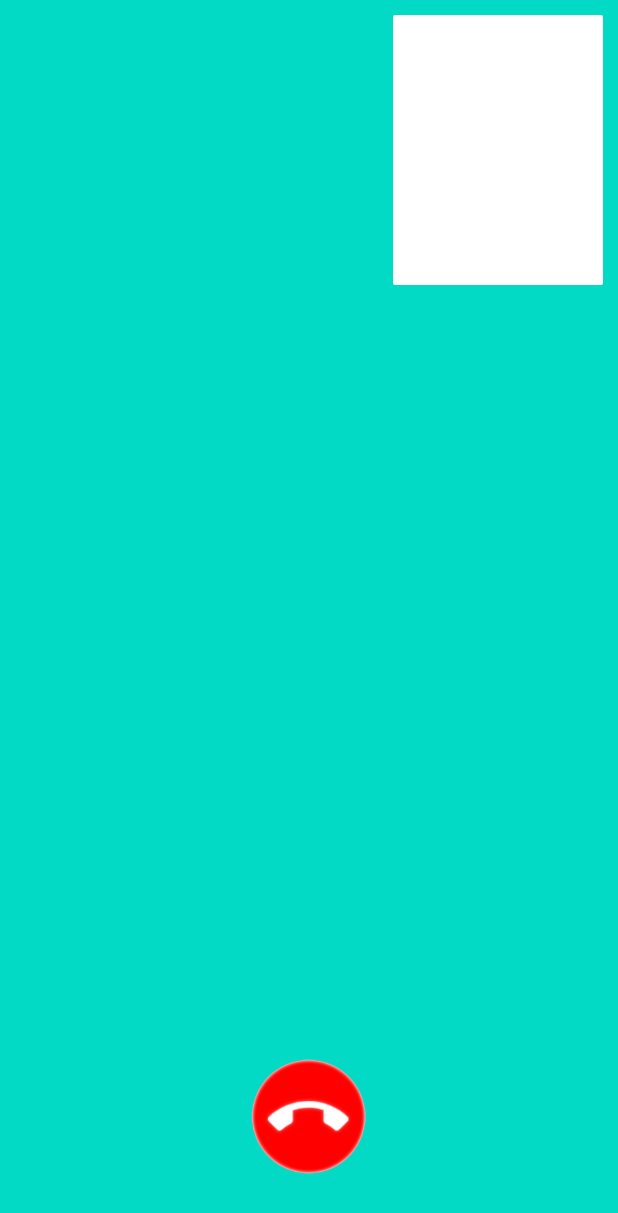
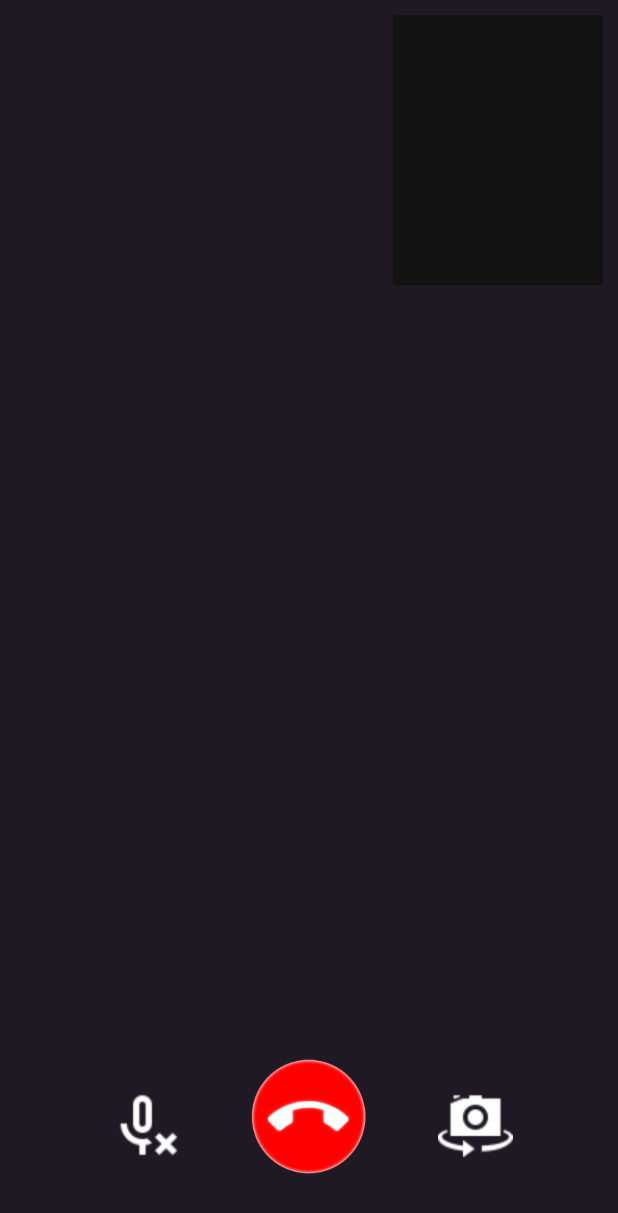
Before and after one commit to hsn6797/Magrooz-SufnaTech, an Android app: the VideoChatActivity screen opened directly, with no data from a screen before it, on a phone screen of 412 x 824 dp. Shown: the top 1213 px of the screen. Run offline under Robolectric (Android 15) with nearby library versions, the phone set to English and light mode, and no system bars; our stand-ins replace Firebase (no records; nobody signed in at launch, a user with empty details on screens opened directly); libraries missing offline, so code that uses them is left out: com.opentok.android, pub.devrel.easypermissions; network calls fail; 2 statements that could not run were skipped.

Commit message:
some work on video and start

```diff
--- a/app/build.gradle
+++ b/app/build.gradle
@@ -37,6 +37,8 @@ dependencies {
     implementation 'com.opentok.android:opentok-android-sdk:2.11.0'
     implementation 'pub.devrel:easypermissions:2.0.1'
     implementation 'com.android.volley:volley:1.1.1'
+    implementation 'com.github.ybq:Android-SpinKit:1.4.0'
+
 
 
 
--- a/app/src/main/java/com/sufnatech/magrooz/Activities/VideoChatActivity.java
+++ b/app/src/main/java/com/sufnatech/magrooz/Activities/VideoChatActivity.java
@@ -5,7 +5,9 @@ import androidx.appcompat.app.AppCompatActivity;
 
 
 import android.Manifest;
+import android.app.Dialog;
 import android.content.Intent;
+import android.hardware.Camera;
 import android.opengl.GLSurfaceView;
 import android.os.Bundle;
 import android.util.Log;
@@ -22,9 +24,11 @@ import com.google.firebase.firestore.FieldValue;
 import com.google.firebase.firestore.FirebaseFirestore;
 import com.google.firebase.firestore.auth.User;
 import com.opentok.android.BaseVideoRenderer;
+import com.opentok.android.Connection;
 import com.opentok.android.Publisher;
 import com.opentok.android.Subscriber;
 import com.opentok.android.SubscriberKit;
+import com.sufnatech.magrooz.Helpers.Dialog.AlertDialog;
 import com.sufnatech.magrooz.R;
 
 import com.opentok.android.OpentokError;
@@ -32,6 +36,7 @@ import com.opentok.android.PublisherKit;
 import com.opentok.android.Session;
 import com.opentok.android.Stream;
 
+import java.io.IOException;
 import java.util.HashMap;
 import java.util.Map;
 
@@ -43,10 +48,9 @@ public class VideoChatActivity extends AppCompatActivity  implements
         PublisherKit.PublisherListener,Subscriber.SubscriberListener{
 
 
-    public  static  String Log_tag = VideoChatActivity.class.getSimpleName();
+    public static  String Log_tag = VideoChatActivity.class.getSimpleName();
 
-    public  static String API_KEY = "46890114";
-
+    public static String API_KEY = "46890114";
 
     public static final int RC_setting = 124;
 
@@ -54,25 +58,18 @@ public class VideoChatActivity extends AppCompatActivity  implements
     FirebaseFirestore db;
 
 
-
-
     private FrameLayout subsciberContainer;
     private FrameLayout publisherContainer;
     private ImageButton EndCallButton;
+    private ImageButton swapcamera;
+    private ImageButton muteMIC;
+
+
 
 
     private static Publisher publisher;
     private Subscriber subscriber;
     private Session mSession;
-
-
-
-//    // Go to StartLiveTalkActivity with sessionID
-//    Intent intent = new Intent(StartLiveTalkActivity.this,VideoChatActivity.class);
-//                intent.putExtra("sessionID",map.get("sessionID").toString());
-//                intent.putExtra("sessionToken",map.get("sessionToken").toString());
-//                intent.putExtra("currentSessionTableID",currentSessionTableID);
-
 
     String SESSION_TABLE_ID = "";
     String SESSION_ID = "";
@@ -81,6 +78,8 @@ public class VideoChatActivity extends AppCompatActivity  implements
 
     String currentUserID = "";
     String UserType = "";
+    boolean mic_mute = false;
+
 
     private void init(){
 
@@ -101,23 +100,18 @@ public class VideoChatActivity extends AppCompatActivity  implements
         //getDB instanse here
         db = FirebaseFirestore.getInstance();
 
-        // deleteSessionfromDB();
 
         Log.i(Log_tag, "TABLEID: " + SESSION_TABLE_ID);
         Log.i(Log_tag, "TABLEUSER: " + UserType);
 
 
 
-
-
-
-
-
-
-
         subsciberContainer = (FrameLayout)findViewById(R.id.subsciberContainer);
         publisherContainer =(FrameLayout)findViewById(R.id.publisherContainer);
         EndCallButton =(ImageButton) findViewById(R.id.EndCall);
+        swapcamera =(ImageButton)findViewById(R.id.Swapcamera);
+        muteMIC =(ImageButton)findViewById(R.id.micMute);
+
 
 
         EndCallButton.setOnClickListener(new View.OnClickListener(){
@@ -129,6 +123,31 @@ public class VideoChatActivity extends AppCompatActivity  implements
             }
         });
 
+        swapcamera.setOnClickListener(new View.OnClickListener() {
+            @Override
+            public void onClick(View v) {
+
+                    publisher.swapCamera();
+
+            }
+        });
+        muteMIC.setOnClickListener(new View.OnClickListener() {
+            @Override
+            public void onClick(View v) {
+                if(mic_mute == false){
+                    mic_mute = true;
+                    publisher.setPublishAudio(false);
+                    muteMIC.setBackgroundResource(R.drawable.unmute);
+                }
+                else{
+                    mic_mute = false;
+                    publisher.setPublishAudio(true);
+                    muteMIC.setBackgroundResource(R.drawable.mute);
+                }
+            }
+        });
+
+
 
         request_permissions();
     }
@@ -139,7 +158,6 @@ public class VideoChatActivity extends AppCompatActivity  implements
 
             if (publisher != null && subscriber != null){
 
-                    deleteSessionfromDB();
                     mSession.unpublish(publisher);
                     mSession.unsubscribe(subscriber);
 
@@ -151,7 +169,6 @@ public class VideoChatActivity extends AppCompatActivity  implements
 
                 if (UserType.equals("P")){
 
-                    deleteSessionfromDB();
                     mSession.unpublish(publisher);
 
                 }
@@ -159,15 +176,12 @@ public class VideoChatActivity extends AppCompatActivity  implements
             }
             else if (subscriber != null){
                 if (UserType.equals("S")) {
-                    deleteSessionfromDB();
                     mSession.unpublish(publisher);
                     mSession.unsubscribe(subscriber);
 
                 }
             }
-//
-//        mSession.unpublish(publisher);
-//        mSession.unsubscribe(subscriber);
+
 
     }
 
@@ -216,12 +230,12 @@ public class VideoChatActivity extends AppCompatActivity  implements
     @Override
     public void onStreamCreated(PublisherKit publisherKit, Stream stream) {
 
+
     }
 
     @Override
     public void onStreamDestroyed(PublisherKit publisherKit, Stream stream) {
 
-           // deleteSessionfromDB();
         publisher = null;
             finish();
 
@@ -232,8 +246,14 @@ public class VideoChatActivity extends AppCompatActivity  implements
 
     }
 
+
+
     @Override
     public void onConnected(Session session) {
+
+        final Dialog dialog = AlertDialog.showLoadingDialog(VideoChatActivity.this);
+
+
 
             publisher = new Publisher.Builder(this).name("publisher").build();
             publisher.setPublisherListener(this);
@@ -249,8 +269,10 @@ public class VideoChatActivity extends AppCompatActivity  implements
             }
 
             session.publish(publisher);
+        }
 
-    }
+
+
 
     @Override
     public void onDisconnected(Session session) {
@@ -258,10 +280,13 @@ public class VideoChatActivity extends AppCompatActivity  implements
 
     }
 
+
     @Override
     public void onStreamReceived(Session session, Stream stream) {
 
+
         if(subscriber == null){
+
             subscriber = new Subscriber.Builder(this,stream).build();
             session.subscribe(subscriber);
             subscriber.setStyle(BaseVideoRenderer.STYLE_VIDEO_SCALE, BaseVideoRenderer.STYLE_VIDEO_FILL);
@@ -275,12 +300,9 @@ public class VideoChatActivity extends AppCompatActivity  implements
     public void onStreamDropped(Session session, Stream stream) {
 
         if (subscriber != null){
+
             subscriber = null;
             subsciberContainer.removeAllViews();
-
-               // deleteSessionfromDB();
-
-
 
             finish();
         }
@@ -321,14 +343,20 @@ public class VideoChatActivity extends AppCompatActivity  implements
                 });
     }
 
-//    @Override
-//    protected void onDestroy() {
-//        super.onDestroy();
-//
-//        mSession.unpublish(publisher);
-//        mSession.unsubscribe(subscriber);
-//
-//
-//    }
-//    ons
+    @Override
+    protected void onDestroy() {
+        super.onDestroy();
+
+        deleteSessionfromDB();
+
+
+
+
     }
+
+    @Override
+    public void onBackPressed() {
+        super.onBackPressed();
+        endCallFunction();
+    }
+}
--- a/app/src/main/res/drawable/custom_subs.xml
+++ b/app/src/main/res/drawable/custom_subs.xml
@@ -2,7 +2,7 @@
 <shape xmlns:android="http://schemas.android.com/apk/res/android">
 
 
-    <solid android:color="#FFFF"/>
+    <solid android:color="@color/SecondaryFragment"/>
     <corners android:radius="1dp"/>
 
 </shape>
--- a/app/src/main/res/layout/activity_video_chat.xml
+++ b/app/src/main/res/layout/activity_video_chat.xml
@@ -10,7 +10,7 @@
     <FrameLayout
         android:layout_width="match_parent"
         android:layout_height="match_parent"
-        android:background="@color/colorAccent">
+        android:background="@color/Mainfragment">
 
         <FrameLayout
             android:layout_width="match_parent"
@@ -47,6 +47,29 @@
 
         />
 
+    <ImageButton
+        android:layout_width="50dp"
+        android:layout_height="50dp"
+        android:background="@drawable/mute"
+        android:layout_alignParentBottom="true"
+        android:layout_marginLeft="70dp"
+        android:layout_marginBottom="50dp"
+        android:id="@+id/micMute"
+
+        />
+
+    <ImageButton
+        android:layout_width="50dp"
+        android:layout_height="50dp"
+        android:background="@drawable/swtichcamera"
+        android:layout_alignParentBottom="true"
+        android:layout_alignParentRight="true"
+        android:layout_marginBottom="50dp"
+        android:layout_marginRight="70dp"
+        android:id="@+id/Swapcamera"
+
+        />
+
 
 
 </RelativeLayout>
--- a/app/src/main/res/values/colors.xml
+++ b/app/src/main/res/values/colors.xml
@@ -5,4 +5,6 @@
     <color name="colorAccent">#03DAC5</color>
     <color name="BackgroundApp">#fd8d27</color>
     <color name="TextColor">#262626</color>
+    <color name="Mainfragment">#1E1923</color>
+    <color name="SecondaryFragment">#121212</color>
 </resources>
```
Also changed, not shown: app/src/main/java/com/sufnatech/magrooz/Activities/StartLiveTalkActivity.java (+17 -3 lines), app/src/main/res/layout/loading_dialog_layout.xml (+6 -1 lines), app/src/main/res/drawable/mute.png (added), app/src/main/res/drawable/swtichcamera.png (added), app/src/main/res/drawable/unmute.png (added). Lines whose indentation alone changed are shown as unchanged.
